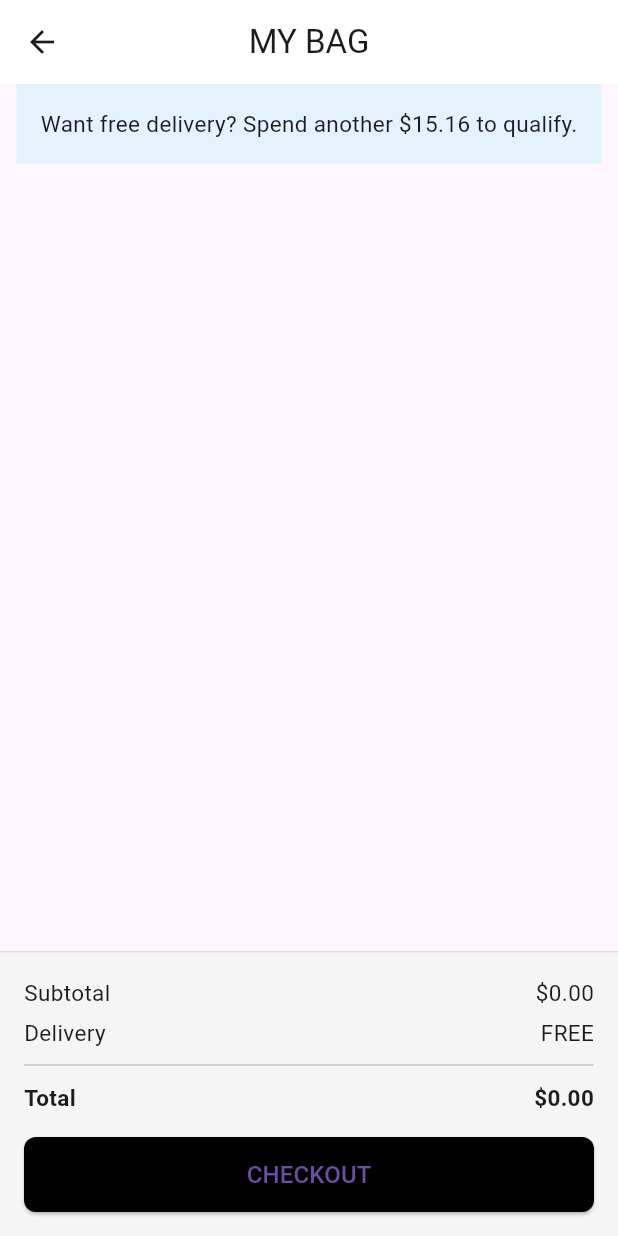
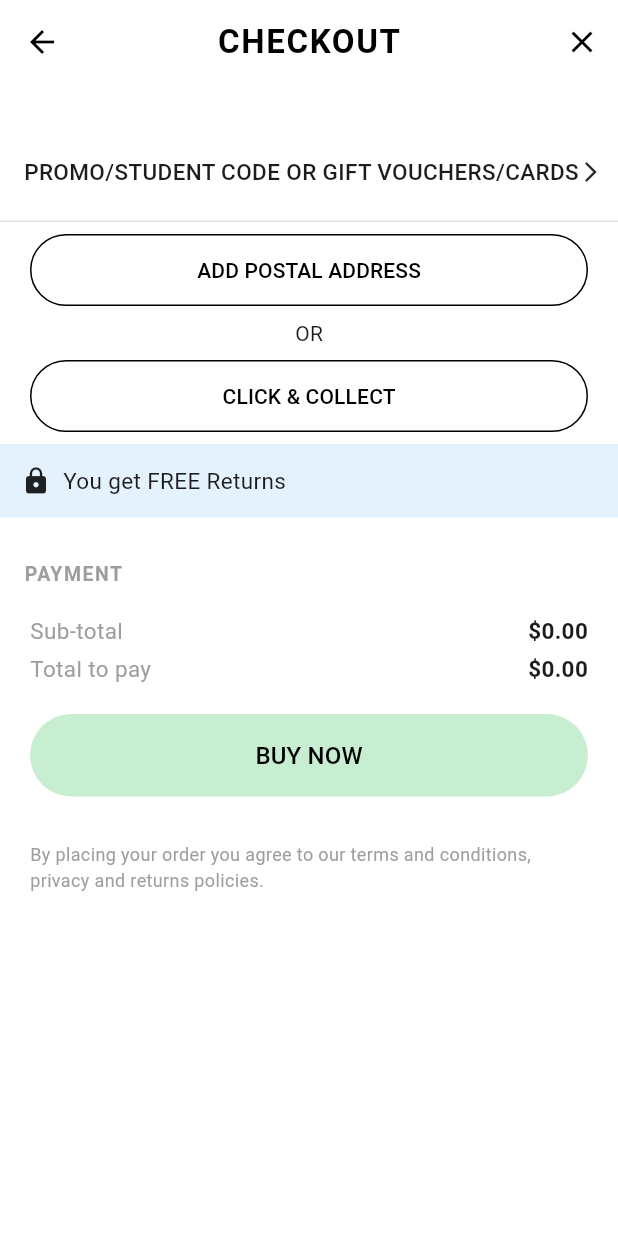
Before and after one commit to tech640/Bridge-App, a Flutter app: the _BagWithItemsView screen opened directly with empty values, after a tap on "CHECKOUT", on a phone screen of 412 x 824 dp. Run offline on Flutter 3.47's test engine with Material 3 defaults, Android fonts, the phone set to English and light mode, and no system bars; our stand-ins replace font_awesome_flutter, image_picker.

Commit message:
create checkout page

```diff
--- a/lib/screens/bag.dart
+++ b/lib/screens/bag.dart
@@ -5,6 +5,8 @@ import 'package:bridge_app/screens/home.dart';
 import 'package:bridge_app/screens/sign_in.dart';
 import 'package:bridge_app/screens/sign_up.dart';
 import 'package:bridge_app/screens/main_layout.dart';
+import 'package:bridge_app/screens/checkout.dart';
+
 
 
 class BagPage extends StatefulWidget {
@@ -333,7 +335,19 @@ class _BagWithItemsView extends StatelessWidget {
                         borderRadius: BorderRadius.circular(8),
                       ),
                     ),
-                    child: const Text("CHECKOUT", style: TextStyle(fontSize: 16)),
+                    child: InkWell(
+                    onTap: () {
+                      Navigator.push(
+                        context,
+                        MaterialPageRoute(builder: (_) => CheckoutPage(cartItems: cartItems)),
+                      );
+                    },
+                    child: const Text(
+                      "CHECKOUT",
+                      style: TextStyle(fontSize: 16),
+                    ),
+                  ),
+
                   ),
                 ),
               ],
--- /dev/null
+++ b/lib/screens/checkout.dart
@@ -0,0 +1,265 @@
+// screens/checkout.dart
+// Full CheckoutPage integrated with Bag cartItems
+// Flutter Dart Code
+
+import 'package:flutter/material.dart';
+
+class CheckoutPage extends StatelessWidget {
+  final List<Map<String, dynamic>> cartItems;
+
+  const CheckoutPage({super.key, required this.cartItems});
+
+  double getSubtotal() {
+    double total = 0;
+    for (var i in cartItems) {
+      total += (i["price"] ?? 0).toDouble();
+    }
+    return total;
+  }
+
+  @override
+  Widget build(BuildContext context) {
+    return Scaffold(
+      backgroundColor: Colors.white,
+      appBar: AppBar(
+        backgroundColor: Colors.white,
+        elevation: 0,
+        centerTitle: true,
+        title: const Text(
+          "CHECKOUT",
+          style: TextStyle(
+            color: Colors.black,
+            fontWeight: FontWeight.bold,
+            letterSpacing: 1.1,
+          ),
+        ),
+        leading: IconButton(
+          icon: const Icon(Icons.arrow_back, color: Colors.black),
+          onPressed: () => Navigator.pop(context),
+        ),
+        actions: [
+          IconButton(
+            icon: const Icon(Icons.close, color: Colors.black),
+            onPressed: () => Navigator.pop(context),
+          ),
+        ],
+      ),
+
+      body: SingleChildScrollView(
+        child: Column(
+          crossAxisAlignment: CrossAxisAlignment.start,
+          children: [
+
+            // PRODUCTS LIST
+            Padding(
+              padding: const EdgeInsets.symmetric(horizontal: 16, vertical: 8),
+              child: Column(
+                children: cartItems.map((item) {
+                  return Container(
+                    margin: const EdgeInsets.only(bottom: 14),
+                    padding: const EdgeInsets.all(12),
+                    decoration: BoxDecoration(
+                      borderRadius: BorderRadius.circular(10),
+                      border: Border.all(color: Colors.grey.shade300),
+                    ),
+                    child: Row(
+                      crossAxisAlignment: CrossAxisAlignment.start,
+                      children: [
+                        Container(
+                          width: 80,
+                          height: 100,
+                          decoration: BoxDecoration(
+                            borderRadius: BorderRadius.circular(8),
+                            color: Colors.grey.shade200,
+                            image: item["image"] != null
+                                ? DecorationImage(
+                                    image: NetworkImage(item["image"]),
+                                    fit: BoxFit.cover,
+                                  )
+                                : null,
+                          ),
+                        ),
+                        const SizedBox(width: 12),
+
+                        Expanded(
+                          child: Column(
+                            crossAxisAlignment: CrossAxisAlignment.start,
+                            children: [
+                              Text(
+                                item["name"] ?? "Product",
+                                style: const TextStyle(
+                                    fontSize: 16,
+                                    fontWeight: FontWeight.bold
+                                ),
+                              ),
+                              const SizedBox(height: 4),
+                              Text("Size: ${item['size']}", style: const TextStyle(fontSize: 14)),
+                              Text("Color: ${item['color']}", style: const TextStyle(fontSize: 14)),
+                              const SizedBox(height: 8),
+                              Text(
+                                "\$${item['price']}",
+                                style: const TextStyle(
+                                    fontSize: 17,
+                                    fontWeight: FontWeight.bold
+                                ),
+                              ),
+                            ],
+                          ),
+                        ),
+                      ],
+                    ),
+                  );
+                }).toList(),
+              ),
+            ),
+
+            const SizedBox(height: 10),
+
+            // PROMO
+            sectionTile("PROMO/STUDENT CODE OR GIFT VOUCHERS/CARDS"),
+
+            // DELIVERY ADDRESS	hinTitle("DELIVERY ADDRESS"),
+            addressButtons(),
+
+            // FREE RETURNS
+            Container(
+              width: double.infinity,
+              padding: const EdgeInsets.all(14),
+              color: const Color(0xffe3f2fd),
+              child: const Row(
+                children: [
+                  Icon(Icons.lock, size: 20),
+                  SizedBox(width: 8),
+                  Text("You get FREE Returns", style: TextStyle(fontSize: 15)),
+                ],
+              ),
+            ),
+
+            const SizedBox(height: 10),
+
+            hinTitle("PAYMENT"),
+
+            // TOTALS
+            Padding(
+              padding: const EdgeInsets.symmetric(horizontal: 20, vertical: 10),
+              child: Column(
+                children: [
+                  priceRow("Sub-total", "\$${getSubtotal().toStringAsFixed(2)}"),
+                  const SizedBox(height: 4),
+                  priceRow("Total to pay", "\$${getSubtotal().toStringAsFixed(2)}"),
+                ],
+              ),
+            ),
+
+            const SizedBox(height: 10),
+
+            // BUY NOW
+            Container(
+              margin: const EdgeInsets.symmetric(horizontal: 20),
+              width: double.infinity,
+              child: ElevatedButton(
+                style: ElevatedButton.styleFrom(
+                  backgroundColor: const Color(0xffc8eed1),
+                  padding: const EdgeInsets.symmetric(vertical: 16),
+                  elevation: 0,
+                ),
+                onPressed: () {},
+                child: const Text(
+                  "BUY NOW",
+                  style: TextStyle(color: Colors.black, fontSize: 16),
+                ),
+              ),
+            ),
+
+            const SizedBox(height: 30),
+
+            const Padding(
+              padding: EdgeInsets.symmetric(horizontal: 20),
+              child: Text(
+                "By placing your order you agree to our terms and conditions, privacy and returns policies.",
+                style: TextStyle(fontSize: 12, color: Colors.grey),
+              ),
+            ),
+
+            const SizedBox(height: 50),
+          ],
+        ),
+      ),
+    );
+  }
+
+  // ------- Widgets -------
+
+  Widget hinTitle(String text) {
+    return Padding(
+      padding: const EdgeInsets.only(left: 16, top: 18, bottom: 8),
+      child: Text(
+        text,
+        style: const TextStyle(
+          fontSize: 13,
+          fontWeight: FontWeight.bold,
+          color: Colors.grey,
+          letterSpacing: 1,
+        ),
+      ),
+    );
+  }
+
+  Widget sectionTile(String title) {
+    return Container(
+      padding: const EdgeInsets.symmetric(horizontal: 16, vertical: 22),
+      decoration: const BoxDecoration(
+        border: Border(bottom: BorderSide(color: Colors.black12)),
+      ),
+      child: Row(
+        mainAxisAlignment: MainAxisAlignment.spaceBetween,
+        children: [
+          Text(title, style: const TextStyle(fontSize: 15, fontWeight: FontWeight.w500)),
+          const Icon(Icons.arrow_forward_ios, size: 16),
+        ],
+      ),
+    );
+  }
+
+  Widget addressButtons() {
+    return Column(
+      children: [
+        Container(
+          margin: const EdgeInsets.symmetric(horizontal: 20, vertical: 8),
+          width: double.infinity,
+          child: OutlinedButton(
+            onPressed: () {},
+            style: OutlinedButton.styleFrom(side: const BorderSide(color: Colors.black)),
+            child: const Padding(
+              padding: EdgeInsets.symmetric(vertical: 14),
+              child: Text("ADD POSTAL ADDRESS", style: TextStyle(color: Colors.black)),
+            ),
+          ),
+        ),
+        const Text("OR", style: TextStyle(fontSize: 14)),
+        Container(
+          margin: const EdgeInsets.symmetric(horizontal: 20, vertical: 8),
+          width: double.infinity,
+          child: OutlinedButton(
+            onPressed: () {},
+            style: OutlinedButton.styleFrom(side: const BorderSide(color: Colors.black)),
+            child: const Padding(
+              padding: EdgeInsets.symmetric(vertical: 14),
+              child: Text("CLICK & COLLECT", style: TextStyle(color: Colors.black)),
+            ),
+          ),
+        ),
+      ],
+    );
+  }
+
+  Widget priceRow(String label, String value) {
+    return Row(
+      mainAxisAlignment: MainAxisAlignment.spaceBetween,
+      children: [
+        Text(label, style: const TextStyle(color: Colors.grey, fontSize: 15)),
+        Text(value, style: const TextStyle(fontSize: 15, fontWeight: FontWeight.bold)),
+      ],
+    );
+  }
+}
--- a/lib/screens/main_layout.dart
+++ b/lib/screens/main_layout.dart
@@ -31,7 +31,7 @@ class _MainLayoutState extends State<MainLayout> {
     const HomePage(),
     const SearchPage(),
     BagPage(
-      loggedIn: false,
+      loggedIn: true,
       cartItems: [
         {"name": "Sample Item 1", "price": 45.0},
         {"name": "Sample Item 2", "price": 30.0}
```
